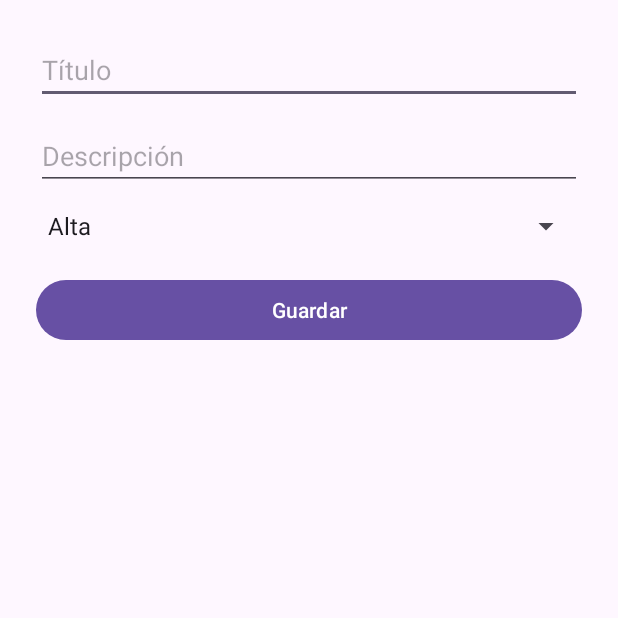
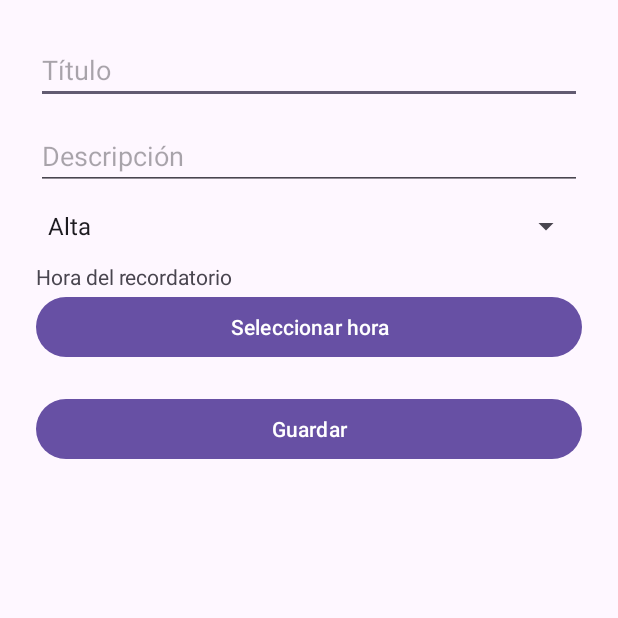
Before and after one commit to 4ndreaCatMen/TFG_CatalanMenachoAndrea, an Android app: the AgregarTareaActivity screen opened directly, with no data from a screen before it, on a phone screen of 412 x 824 dp, the top half of it. Run offline under Robolectric (Android 15) with nearby library versions, the light colour scheme and no system bars.

Commit message:
Se añade boton de notificaciones y hora de estas

```diff
--- a/app/src/main/java/com/example/tidytask/AgregarTareaActivity.kt
+++ b/app/src/main/java/com/example/tidytask/AgregarTareaActivity.kt
@@ -7,6 +7,10 @@ import com.example.tidytask.database.TareaDBHelper
 
 class AgregarTareaActivity : AppCompatActivity() {
 
+    private var horaSeleccionada = -1
+    private var minutoSeleccionado = -1
+
+
     override fun onCreate(savedInstanceState: Bundle?) {
         super.onCreate(savedInstanceState)
         setContentView(R.layout.activity_agregar_tarea)
@@ -15,6 +19,23 @@ class AgregarTareaActivity : AppCompatActivity() {
         val etDescripcion = findViewById<EditText>(R.id.etDescripcion)
         val spinnerPrioridad = findViewById<Spinner>(R.id.spinnerPrioridad)
         val btnGuardar = findViewById<Button>(R.id.btnGuardarTarea)
+        val btnSeleccionarHora = findViewById<Button>(R.id.btnSeleccionarHora)
+
+        btnSeleccionarHora.setOnClickListener {
+            val horaActual = java.util.Calendar.getInstance()
+            val hora = horaActual.get(java.util.Calendar.HOUR_OF_DAY)
+            val minuto = horaActual.get(java.util.Calendar.MINUTE)
+
+            val timePicker = android.app.TimePickerDialog(this,
+                { _, selectedHour, selectedMinute ->
+                    horaSeleccionada = selectedHour
+                    minutoSeleccionado = selectedMinute
+                    btnSeleccionarHora.text = String.format("Hora: %02d:%02d", selectedHour, selectedMinute)
+                }, hora, minuto, true)
+
+            timePicker.show()
+        }
+
 
         // Opciones del spinner
         val prioridades = arrayOf("Alta", "Media", "Baja")
--- /dev/null
+++ b/app/src/main/res/drawable/ic_notifications.xml
@@ -0,0 +1,5 @@
+<vector xmlns:android="http://schemas.android.com/apk/res/android" android:height="24dp" android:tint="#000000" android:viewportHeight="24" android:viewportWidth="24" android:width="24dp">
+
+    <path android:fillColor="@android:color/white" android:pathData="M12,22c1.1,0 2,-0.9 2,-2h-4c0,1.1 0.89,2 2,2zM18,16v-5c0,-3.07 -1.64,-5.64 -4.5,-6.32L13.5,4c0,-0.83 -0.67,-1.5 -1.5,-1.5s-1.5,0.67 -1.5,1.5v0.68C7.63,5.36 6,7.92 6,11v5l-2,2v1h16v-1l-2,-2z"/>
+
+</vector>
--- a/app/src/main/res/layout/activity_agregar_tarea.xml
+++ b/app/src/main/res/layout/activity_agregar_tarea.xml
@@ -25,6 +25,18 @@
         android:layout_height="wrap_content"
         android:layout_marginTop="12dp" />
 
+    <TextView
+        android:layout_width="match_parent"
+        android:layout_height="wrap_content"
+        android:text="Hora del recordatorio"
+        android:layout_marginTop="12dp" />
+
+    <Button
+        android:id="@+id/btnSeleccionarHora"
+        android:layout_width="match_parent"
+        android:layout_height="wrap_content"
+        android:text="Seleccionar hora" />
+
     <Button
         android:id="@+id/btnGuardarTarea"
         android:layout_width="match_parent"
```
Also changed, not shown: app/src/main/java/com/example/tidytask/TareaAdapter.kt (+26 -7 lines), app/src/main/java/com/example/tidytask/database/TareaDBHelper.kt (+9 -1 lines), app/src/main/res/layout/activity_tareas.xml (+26 -6 lines), app/src/main/res/layout/item_tarea.xml (+20 -4 lines).
